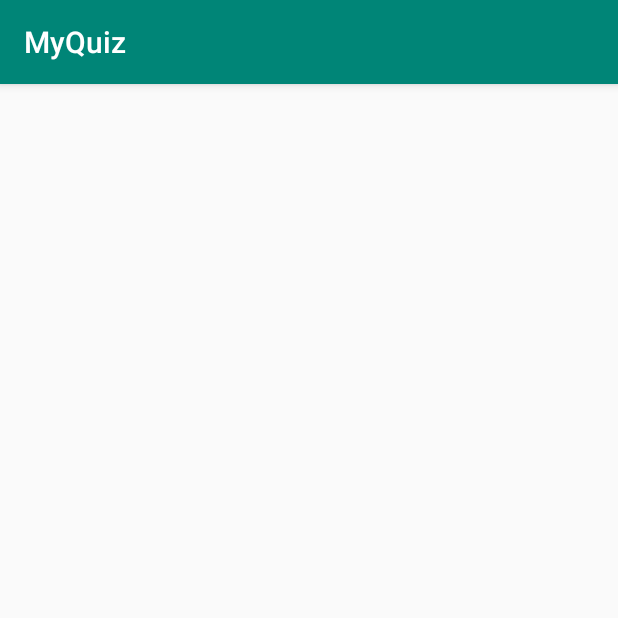
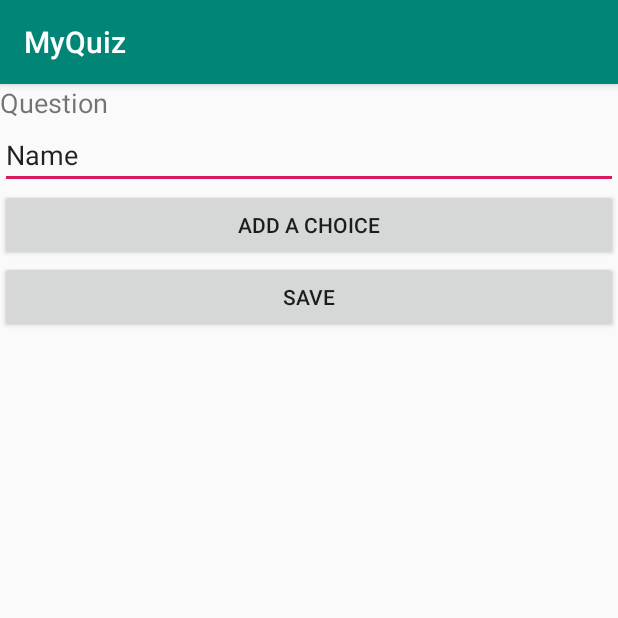
Before and after one commit to thanaoat/MyQuiz, an Android app: the screen it shows after launch (MainActivity), on a phone screen of 412 x 824 dp, the top half of it. Run offline under Robolectric (Android 15) with nearby library versions, the phone set to English and light mode, and no system bars.

Commit message:
Add fragment for displaying question

```diff
--- a/app/src/main/java/email/com/gmail/thananon/oat/myquiz/MainActivity.kt
+++ b/app/src/main/java/email/com/gmail/thananon/oat/myquiz/MainActivity.kt
@@ -8,5 +8,15 @@ class MainActivity : AppCompatActivity() {
     override fun onCreate(savedInstanceState: Bundle?) {
         super.onCreate(savedInstanceState)
         setContentView(R.layout.activity_main)
+
+        val currentFragment = supportFragmentManager.findFragmentById(R.id.fragment_container)
+
+        if (currentFragment == null) {
+            val fragment = QuestionFragment()
+            supportFragmentManager
+                .beginTransaction()
+                .add(R.id.fragment_container, fragment)
+                .commit()
+        }
     }
 }
--- /dev/null
+++ b/app/src/main/java/email/com/gmail/thananon/oat/myquiz/QuestionFragment.kt
@@ -0,0 +1,58 @@
+package email.com.gmail.thananon.oat.myquiz
+
+import android.os.Bundle
+import android.text.Editable
+import android.text.TextWatcher
+import android.util.Log
+import android.view.LayoutInflater
+import android.view.View
+import android.view.ViewGroup
+import android.widget.Button
+import android.widget.EditText
+import androidx.fragment.app.Fragment
+
+private const val TAG = "QuestionFragment"
+
+class QuestionFragment: Fragment() {
+
+    private var draftQuestionText = ""
+    private lateinit var edtDraftQuestionText: EditText
+    private lateinit var btnAddChoice: Button
+    private lateinit var btnSave: Button
+
+    override fun onCreateView(
+        inflater: LayoutInflater,
+        container: ViewGroup?,
+        savedInstanceState: Bundle?
+    ): View? {
+        val view = inflater.inflate(R.layout.fragment_question, container, false)
+
+        edtDraftQuestionText = view.findViewById(R.id.edtDraftQuestionText)
+        btnAddChoice = view.findViewById(R.id.btnAddChoice)
+        btnSave = view.findViewById(R.id.btnSave)
+
+        return view
+    }
+
+    override fun onStart() {
+        super.onStart()
+
+        edtDraftQuestionText.addTextChangedListener(object : TextWatcher {
+            override fun beforeTextChanged(s: CharSequence?, start: Int, count: Int, after: Int) {}
+
+            override fun onTextChanged(s: CharSequence?, start: Int, before: Int, count: Int) {
+                draftQuestionText = s.toString()
+            }
+
+            override fun afterTextChanged(s: Editable?) {}
+        })
+
+        btnAddChoice.setOnClickListener {
+            Log.d(TAG, "btnAddChoice clicked")
+        }
+
+        btnSave.setOnClickListener {
+            Log.d(TAG, "btnSave clicked")
+        }
+    }
+}
--- /dev/null
+++ b/app/src/main/res/layout/fragment_question.xml
@@ -0,0 +1,38 @@
+<?xml version="1.0" encoding="utf-8"?>
+<LinearLayout xmlns:android="http://schemas.android.com/apk/res/android"
+    android:orientation="vertical" android:layout_width="match_parent"
+    android:layout_height="match_parent">
+
+    <TextView
+        android:id="@+id/textView"
+        android:layout_width="match_parent"
+        android:layout_height="wrap_content"
+        android:labelFor="@id/edtDraftQuestionText"
+        android:text="@string/question"
+        android:textSize="18sp" />
+
+    <EditText
+        android:id="@+id/edtDraftQuestionText"
+        android:layout_width="match_parent"
+        android:layout_height="wrap_content"
+        android:ems="10"
+        android:inputType="textPersonName"
+        android:text="Name" />
+
+    <Button
+        android:id="@+id/btnAddChoice"
+        android:layout_width="match_parent"
+        android:layout_height="wrap_content"
+        android:text="@string/add_a_choice" />
+
+    <androidx.recyclerview.widget.RecyclerView
+        android:id="@+id/rvChoices"
+        android:layout_width="match_parent"
+        android:layout_height="wrap_content" />
+
+    <Button
+        android:id="@+id/btnSave"
+        android:layout_width="match_parent"
+        android:layout_height="wrap_content"
+        android:text="@string/save" />
+</LinearLayout>
```
